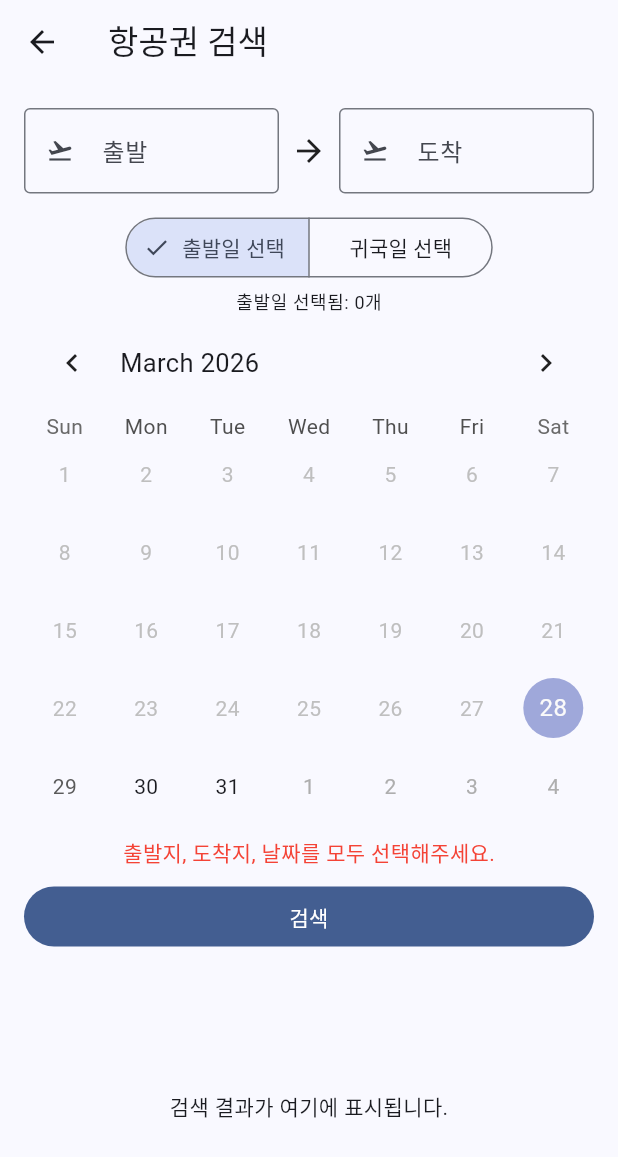
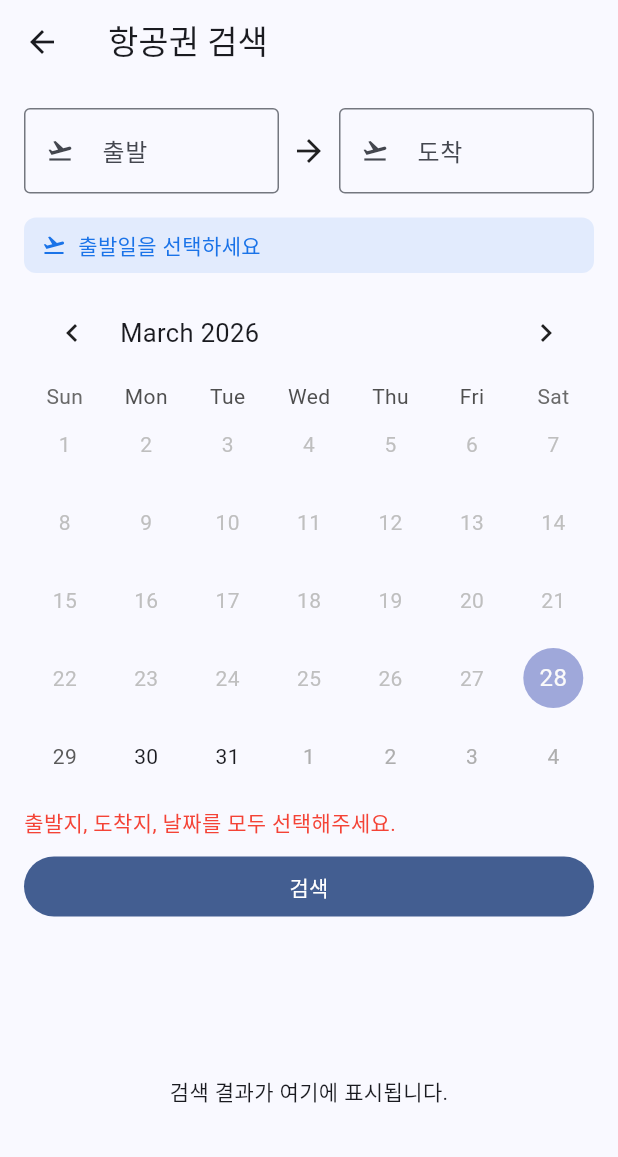
Before and after one commit to codingclef/farebird, a Flutter app: the SearchScreen screen opened directly, after a tap on "검색", on a phone screen of 412 x 824 dp. Shown: the top 1157 px of the screen. Run offline on Flutter 3.47's test engine with Material 3 defaults, Android fonts, the phone set to English and light mode, and no system bars; drawn by our look-alikes of table_calendar; our stand-ins replace dio, flutter_riverpod, shared_preferences; accounts and stored records are empty.

Commit message:
feat: 날짜 쌍 기반 항공권 검색으로 변경
출발일+귀국일을 각각 여러 개 선택하는 카르테시안 곱 방식 대신,
출발일-귀국일을 하나의 쌍으로 선택하는 방식으로 변경.
- Backend: FlightSearchRequest를 date_pairs 구조로 변경
- Flutter: 달력 2단계 UX (출발일 선택 → 귀국일 선택), 쌍 칩으로 시각화
- 테스트: 백엔드 7개, Flutter 10개 추가

Co-Authored-By: Claude Sonnet 4.6 <noreply@anthropic.com>

```diff
--- a/mobile/lib/screens/search/search_screen.dart
+++ b/mobile/lib/screens/search/search_screen.dart
@@ -89,6 +89,14 @@ const _airports = [
   Airport('DXB', '두바이국제공항', '두바이'),
 ];
 
+/// 출발일-귀국일 쌍
+class DatePair {
+  final DateTime depart;
+  final DateTime ret;
+
+  const DatePair({required this.depart, required this.ret});
+}
+
 class SearchScreen extends ConsumerStatefulWidget {
   const SearchScreen({super.key});
 
@@ -100,19 +108,45 @@ class _SearchScreenState extends ConsumerState<SearchScreen> {
   String? _origin;
   String? _destination;
 
-  final Set<DateTime> _selectedDepartDates = {};
-  final Set<DateTime> _selectedReturnDates = {};
-  bool _selectingDepart = true;
+  /// 확정된 날짜 쌍 목록
+  final List<DatePair> _datePairs = [];
+
+  /// 현재 입력 중인 출발일 (귀국일 선택 대기 중)
+  DateTime? _pendingDepart;
 
   List<FlightItinerary> _results = [];
   bool _loading = false;
   String? _error;
 
+  bool get _isSelectingReturn => _pendingDepart != null;
+
+  void _onDaySelected(DateTime selected, DateTime focused) {
+    setState(() {
+      if (!_isSelectingReturn) {
+        // 1단계: 출발일 선택
+        _pendingDepart = selected;
+      } else {
+        // 2단계: 귀국일 선택
+        if (selected.isAfter(_pendingDepart!)) {
+          _datePairs.add(DatePair(depart: _pendingDepart!, ret: selected));
+          _pendingDepart = null;
+        } else {
+          _error = '귀국일은 출발일보다 이후여야 합니다.';
+        }
+      }
+    });
+  }
+
+  void _removePair(int index) {
+    setState(() => _datePairs.removeAt(index));
+  }
+
+  void _cancelPending() {
+    setState(() => _pendingDepart = null);
+  }
+
   Future<void> _search() async {
-    if (_origin == null ||
-        _destination == null ||
-        _selectedDepartDates.isEmpty ||
-        _selectedReturnDates.isEmpty) {
+    if (_origin == null || _destination == null || _datePairs.isEmpty) {
       setState(() => _error = '출발지, 도착지, 날짜를 모두 선택해주세요.');
       return;
     }
@@ -124,11 +158,17 @@ class _SearchScreenState extends ConsumerState<SearchScreen> {
 
     try {
       final fmt = DateFormat('yyyy-MM-dd');
+      final pairs = _datePairs
+          .map((p) => {
+                'depart_date': fmt.format(p.depart),
+                'return_date': fmt.format(p.ret),
+              })
+          .toList();
+
       final data = await _apiService.searchFlights(
         origin: _origin!,
         destination: _destination!,
-        departDates: _selectedDepartDates.map((d) => fmt.format(d)).toList(),
-        returnDates: _selectedReturnDates.map((d) => fmt.format(d)).toList(),
+        datePairs: pairs,
       );
       setState(() {
         _results = (data['results'] as List)
@@ -151,6 +191,7 @@ class _SearchScreenState extends ConsumerState<SearchScreen> {
           Padding(
             padding: const EdgeInsets.all(16),
             child: Column(
+              crossAxisAlignment: CrossAxisAlignment.start,
               children: [
                 Row(
                   children: [
@@ -172,46 +213,68 @@ class _SearchScreenState extends ConsumerState<SearchScreen> {
                     ),
                   ],
                 ),
-                const SizedBox(height: 12),
-                SegmentedButton<bool>(
-                  segments: const [
-                    ButtonSegment(value: true, label: Text('출발일 선택')),
-                    ButtonSegment(value: false, label: Text('귀국일 선택')),
-                  ],
-                  selected: {_selectingDepart},
-                  onSelectionChanged: (v) =>
-                      setState(() => _selectingDepart = v.first),
-                ),
-                const SizedBox(height: 4),
-                Text(
-                  _selectingDepart
-                      ? '출발일 선택됨: ${_selectedDepartDates.length}개'
-                      : '귀국일 선택됨: ${_selectedReturnDates.length}개',
-                  style: Theme.of(context).textTheme.bodySmall,
-                ),
+                const SizedBox(height: 16),
+
+                // 달력 안내 문구
+                _buildCalendarGuide(),
+
                 TableCalendar(
                   firstDay: DateTime.now(),
                   lastDay: DateTime.now().add(const Duration(days: 365)),
-                  focusedDay: DateTime.now(),
-                  selectedDayPredicate: (day) => _selectingDepart
-                      ? _selectedDepartDates.any((d) => isSameDay(d, day))
-                      : _selectedReturnDates.any((d) => isSameDay(d, day)),
-                  onDaySelected: (selected, focused) {
-                    setState(() {
-                      final set = _selectingDepart
-                          ? _selectedDepartDates
-                          : _selectedReturnDates;
-                      if (set.any((d) => isSameDay(d, selected))) {
-                        set.removeWhere((d) => isSameDay(d, selected));
+                  focusedDay: _pendingDepart ?? DateTime.now(),
+                  selectedDayPredicate: (day) {
+                    if (_pendingDepart != null && isSameDay(day, _pendingDepart!)) {
+                      return true;
+                    }
+                    return _datePairs.any(
+                        (p) => isSameDay(day, p.depart) || isSameDay(day, p.ret));
+                  },
+                  calendarBuilders: CalendarBuilders(
+                    selectedBuilder: (context, day, focusedDay) {
+                      // 출발일: 파란색, 귀국일: 초록색, pendingDepart: 주황색
+                      Color color = const Color(0xFF1A73E8);
+                      if (_pendingDepart != null && isSameDay(day, _pendingDepart!)) {
+                        color = Colors.orange;
                       } else {
-                        set.add(selected);
+                        final isReturn = _datePairs.any((p) => isSameDay(day, p.ret));
+                        if (isReturn) color = Colors.green;
                       }
-                    });
-                  },
+                      return Container(
+                        margin: const EdgeInsets.all(4),
+                        decoration: BoxDecoration(
+                          color: color,
+                          shape: BoxShape.circle,
+                        ),
+                        alignment: Alignment.center,
+                        child: Text(
+                          '${day.day}',
+                          style: const TextStyle(
+                              color: Colors.white, fontWeight: FontWeight.bold),
+                        ),
+                      );
+                    },
+                  ),
+                  onDaySelected: _onDaySelected,
                   calendarFormat: CalendarFormat.month,
-                  headerStyle:
-                      const HeaderStyle(formatButtonVisible: false),
+                  headerStyle: const HeaderStyle(formatButtonVisible: false),
                 ),
+
+                // 선택된 날짜 쌍 목록
+                if (_datePairs.isNotEmpty) ...[
+                  const SizedBox(height: 8),
+                  Wrap(
+                    spacing: 8,
+                    runSpacing: 4,
+                    children: [
+                      for (int i = 0; i < _datePairs.length; i++)
+                        _DatePairChip(
+                          pair: _datePairs[i],
+                          onRemove: () => _removePair(i),
+                        ),
+                    ],
+                  ),
+                ],
+
                 if (_error != null)
                   Padding(
                     padding: const EdgeInsets.only(top: 8),
@@ -238,6 +301,55 @@ class _SearchScreenState extends ConsumerState<SearchScreen> {
         ],
       ),
     );
+  }
+
+  Widget _buildCalendarGuide() {
+    if (!_isSelectingReturn) {
+      return Container(
+        padding: const EdgeInsets.symmetric(horizontal: 12, vertical: 8),
+        margin: const EdgeInsets.only(bottom: 8),
+        decoration: BoxDecoration(
+          color: const Color(0xFF1A73E8).withOpacity(0.1),
+          borderRadius: BorderRadius.circular(8),
+        ),
+        child: const Row(
+          children: [
+            Icon(Icons.flight_takeoff, size: 16, color: Color(0xFF1A73E8)),
+            SizedBox(width: 8),
+            Text('출발일을 선택하세요',
+                style: TextStyle(
+                    color: Color(0xFF1A73E8), fontWeight: FontWeight.w500)),
+          ],
+        ),
+      );
+    } else {
+      final fmt = DateFormat('M/d');
+      return Container(
+        padding: const EdgeInsets.symmetric(horizontal: 12, vertical: 8),
+        margin: const EdgeInsets.only(bottom: 8),
+        decoration: BoxDecoration(
+          color: Colors.orange.withOpacity(0.1),
+          borderRadius: BorderRadius.circular(8),
+        ),
+        child: Row(
+          children: [
+            const Icon(Icons.flight_land, size: 16, color: Colors.orange),
+            const SizedBox(width: 8),
+            Expanded(
+              child: Text(
+                '귀국일을 선택하세요  (출발: ${fmt.format(_pendingDepart!)})',
+                style: const TextStyle(
+                    color: Colors.orange, fontWeight: FontWeight.w500),
+              ),
+            ),
+            GestureDetector(
+              onTap: _cancelPending,
+              child: const Icon(Icons.close, size: 16, color: Colors.orange),
+            ),
+          ],
+        ),
+      );
+    }
   }
 
   Widget _buildResults() {
@@ -270,6 +382,28 @@ class _SearchScreenState extends ConsumerState<SearchScreen> {
               : null,
         );
       },
+    );
+  }
+}
+
+class _DatePairChip extends StatelessWidget {
+  final DatePair pair;
+  final VoidCallback onRemove;
+
+  const _DatePairChip({required this.pair, required this.onRemove});
+
+  @override
+  Widget build(BuildContext context) {
+    final fmt = DateFormat('M/d');
+    return Chip(
+      label: Text(
+        '${fmt.format(pair.depart)} 출발 → ${fmt.format(pair.ret)} 귀국',
+        style: const TextStyle(fontSize: 13),
+      ),
+      deleteIcon: const Icon(Icons.close, size: 16),
+      onDeleted: onRemove,
+      backgroundColor: const Color(0xFF1A73E8).withOpacity(0.1),
+      side: const BorderSide(color: Color(0xFF1A73E8), width: 0.5),
     );
   }
 }
--- a/mobile/lib/services/api_service.dart
+++ b/mobile/lib/services/api_service.dart
@@ -24,16 +24,14 @@ class ApiService {
   Future<Map<String, dynamic>> searchFlights({
     required String origin,
     required String destination,
-    required List<String> departDates,
-    required List<String> returnDates,
+    required List<Map<String, String>> datePairs,
     int adults = 1,
     String currency = 'KRW',
   }) async {
     final response = await _dio.post('/flights/search', data: {
       'origin': origin,
       'destination': destination,
-      'depart_dates': departDates,
-      'return_dates': returnDates,
+      'date_pairs': datePairs,
       'adults': adults,
       'currency': currency,
     });
```
Also changed, not shown: 4 other files.
